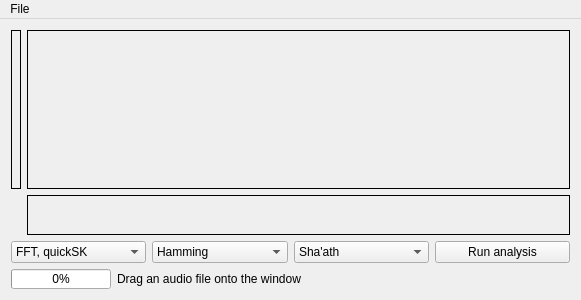
First picture: the form in detailwindow.ui, repository ibsh/is_KeyFinder, before the edit.
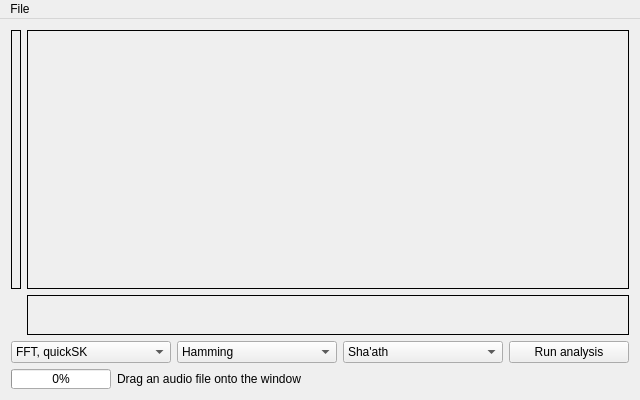
Second picture: the form after the edit.

```diff
--- a/detailwindow.ui
+++ b/detailwindow.ui
@@ -6,8 +6,8 @@
    <rect>
     <x>0</x>
     <y>0</y>
-    <width>581</width>
-    <height>300</height>
+    <width>640</width>
+    <height>400</height>
    </rect>
   </property>
   <property name="acceptDrops">
@@ -234,6 +234,18 @@
       </item>
       <item>
        <widget class="QPushButton" name="runButton">
+        <property name="minimumSize">
+         <size>
+          <width>120</width>
+          <height>0</height>
+         </size>
+        </property>
+        <property name="maximumSize">
+         <size>
+          <width>120</width>
+          <height>16777215</height>
+         </size>
+        </property>
         <property name="text">
          <string>Run analysis</string>
         </property>
@@ -308,7 +320,7 @@
     <rect>
      <x>0</x>
      <y>0</y>
-     <width>581</width>
+     <width>640</width>
      <height>22</height>
     </rect>
    </property>
```
